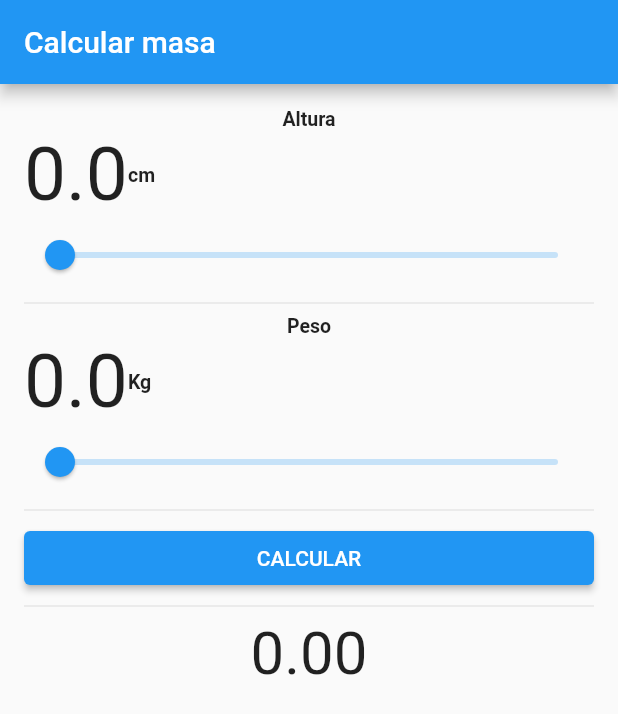
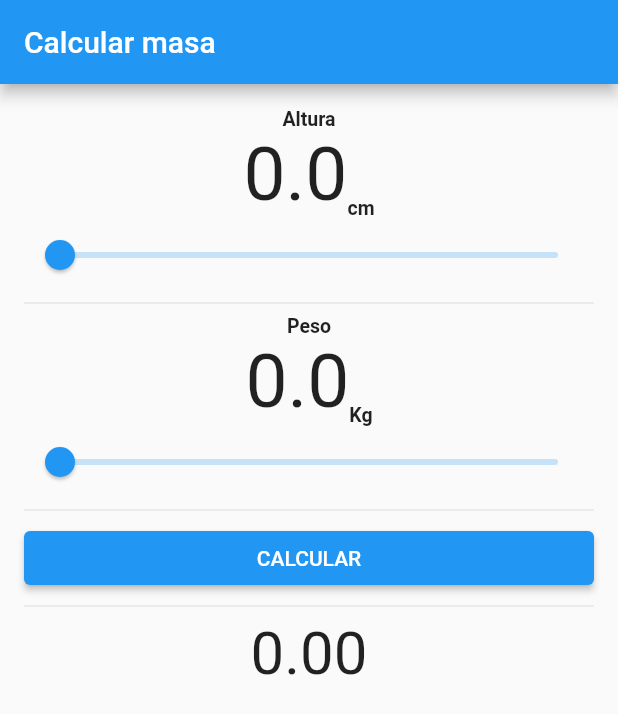
Before and after one commit to flinares610/calcularmasa, a Flutter app: the screen it shows after launch, on a phone screen of 412 x 824 dp. Shown: the top 714 px of the screen. Run offline on Flutter 3.47's test engine with Material 2 defaults, Android fonts, the phone set to English and light mode, and no system bars.

Commit message:
Codigo terminado

```diff
--- a/lib/main.dart
+++ b/lib/main.dart
@@ -66,14 +66,15 @@ class _CalculoMasaState extends State<CalculoMasa> {
       body: Padding(
         padding: const EdgeInsets.all(16.0),
         child: Column(
-          children: [
-            Column(
+          crossAxisAlignment: CrossAxisAlignment.center,
           children: [
             Text(
               "Altura",
               style: TextStyle(fontSize: 13, fontWeight: FontWeight.bold),
             ),
             Row(
+              mainAxisAlignment: MainAxisAlignment.center,
+              crossAxisAlignment: CrossAxisAlignment.end,
               children: [
                 Text(
                   inAltura.toStringAsFixed(1),
@@ -83,8 +84,7 @@ class _CalculoMasaState extends State<CalculoMasa> {
                 ),
                 Text(
                   "cm",
-                      style:
-                          TextStyle(fontSize: 13, fontWeight: FontWeight.bold),
+                  style: TextStyle(fontSize: 13, fontWeight: FontWeight.bold),
                 )
               ],
             ),
@@ -96,17 +96,15 @@ class _CalculoMasaState extends State<CalculoMasa> {
                 inAltura = cm;
                 setState(() {});
               },
-                )
-              ],
             ),
             Divider(),
-            Column(
-              children: [
             Text(
               "Peso",
               style: TextStyle(fontSize: 13, fontWeight: FontWeight.bold),
             ),
             Row(
+              mainAxisAlignment: MainAxisAlignment.center,
+              crossAxisAlignment: CrossAxisAlignment.end,
               children: [
                 Text(
                   inKg.toStringAsFixed(1),
@@ -116,8 +114,7 @@ class _CalculoMasaState extends State<CalculoMasa> {
                 ),
                 Text(
                   "Kg",
-                      style:
-                          TextStyle(fontSize: 13, fontWeight: FontWeight.bold),
+                  style: TextStyle(fontSize: 13, fontWeight: FontWeight.bold),
                 )
               ],
             ),
@@ -129,8 +126,6 @@ class _CalculoMasaState extends State<CalculoMasa> {
                 inKg = kg;
                 setState(() {});
               },
-                )
-              ],
             ),
             Divider(),
             Container(
```
Lines whose indentation alone changed are shown as unchanged.
